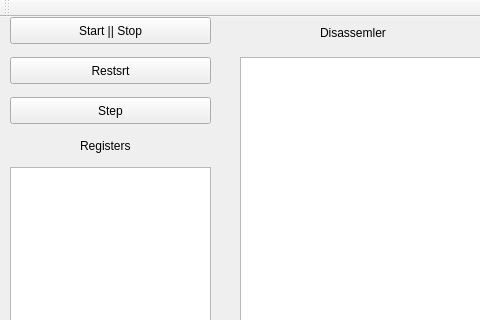
First picture: the form in config/mainwindow.ui, repository StasLatGTTT/pdp11, before the edit; both pictures show x 0 to 480 and y 0 to 320 of the 677 by 554 pixel window.
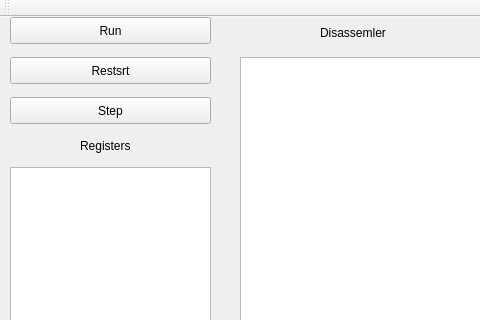
Second picture: the form after the edit.

Commit message: logo shows

The edit to the form file:
```diff
--- a/config/mainwindow.ui
+++ b/config/mainwindow.ui
@@ -24,7 +24,7 @@
      </rect>
     </property>
     <property name="text">
-     <string>Start || Stop</string>
+     <string>Run</string>
     </property>
    </widget>
    <widget class="QLabel" name="label">
```
Left out of the diff: 2 changed lines with no effect on the pictures. The commit also changes 1 other file.
